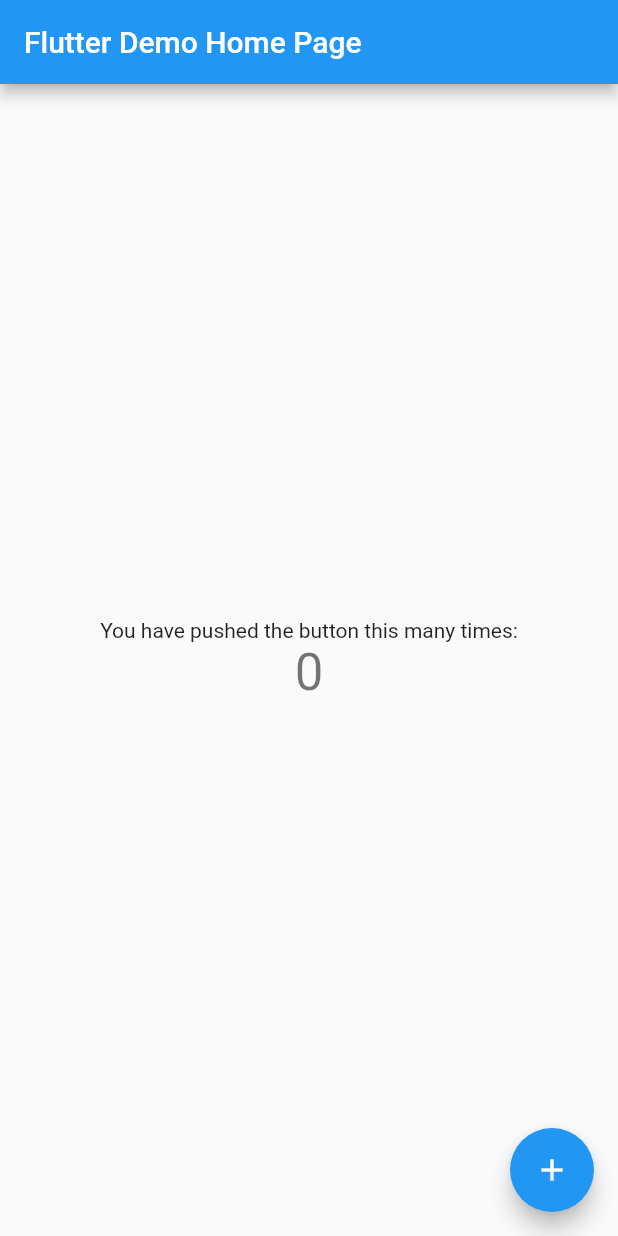
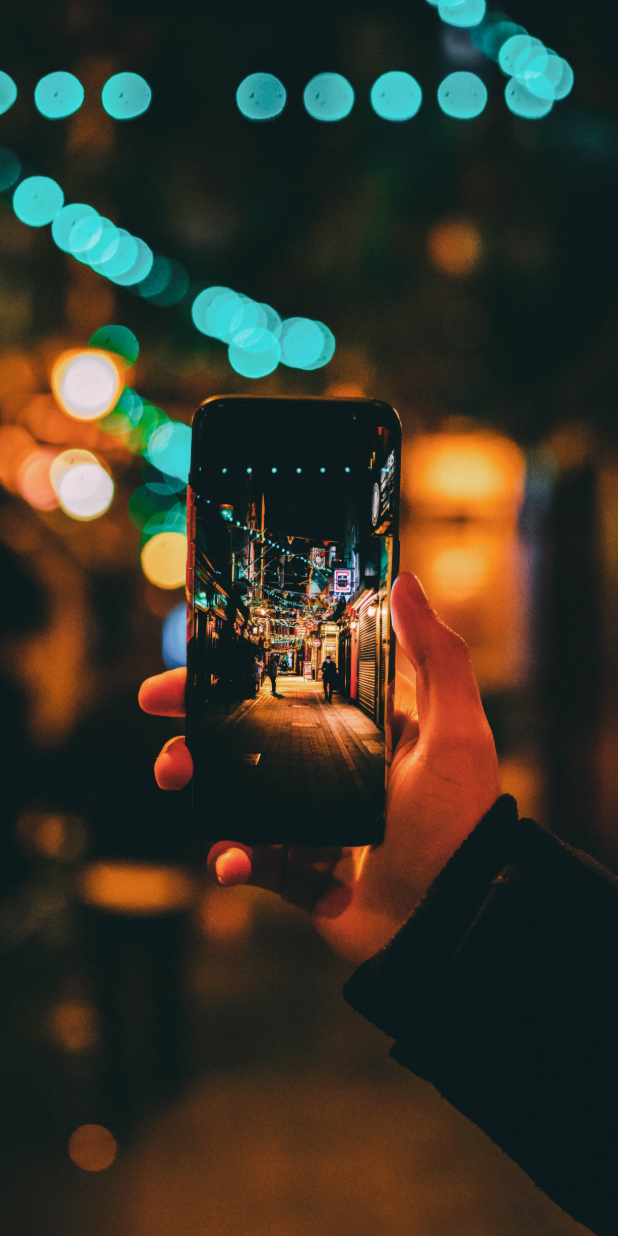
Before and after one commit to cbeardsmore/SnapBounty, a Flutter app: the screen it shows after launch, on a phone screen of 412 x 824 dp. Run offline on Flutter 3.47's test engine with Material 2 defaults, Android fonts, the phone set to English and light mode, and no system bars.

```diff
--- a/lib/main.dart
+++ b/lib/main.dart
@@ -1,111 +1,28 @@
 import 'package:flutter/material.dart';
+import 'screens/auth_page.dart';
+import 'screens/home_page.dart';
 
-void main() => runApp(MyApp());
+void main() => runApp(MainApp());
 
-class MyApp extends StatelessWidget {
-  // This widget is the root of your application.
+class MainApp extends StatelessWidget {
+
   @override
   Widget build(BuildContext context) {
     return MaterialApp(
-      title: 'Flutter Demo',
-      theme: ThemeData(
-        // This is the theme of your application.
-        //
-        // Try running your application with "flutter run". You'll see the
-        // application has a blue toolbar. Then, without quitting the app, try
-        // changing the primarySwatch below to Colors.green and then invoke
-        // "hot reload" (press "r" in the console where you ran "flutter run",
-        // or simply save your changes to "hot reload" in a Flutter IDE).
-        // Notice that the counter didn't reset back to zero; the application
-        // is not restarted.
-        primarySwatch: Colors.blue,
+      title: 'snapHero',
+      theme: new ThemeData(
+        primaryColor: Colors.yellow,
+        accentColor: Colors.yellow,
+        cardColor: Colors.grey[300],
+        iconTheme: new IconThemeData(color: Colors.black),
+        dividerColor: Colors.black,
+        fontFamily: 'Poppins'
       ),
-      home: MyHomePage(title: 'Flutter Demo Home Page'),
+      home: new AuthPage(),
+      routes: {
+        "/auth": (_) => AuthPage(),
+        "/primary": (_) => PrimaryPage(),
+      },
     );
   }
 }
-
-class MyHomePage extends StatefulWidget {
-  MyHomePage({Key key, this.title}) : super(key: key);
-
-  // This widget is the home page of your application. It is stateful, meaning
-  // that it has a State object (defined below) that contains fields that affect
-  // how it looks.
-
-  // This class is the configuration for the state. It holds the values (in this
-  // case the title) provided by the parent (in this case the App widget) and
-  // used by the build method of the State. Fields in a Widget subclass are
-  // always marked "final".
-
-  final String title;
-
-  @override
-  _MyHomePageState createState() => _MyHomePageState();
-}
-
-class _MyHomePageState extends State<MyHomePage> {
-  int _counter = 0;
-
-  void _incrementCounter() {
-    setState(() {
-      // This call to setState tells the Flutter framework that something has
-      // changed in this State, which causes it to rerun the build method below
-      // so that the display can reflect the updated values. If we changed
-      // _counter without calling setState(), then the build method would not be
-      // called again, and so nothing would appear to happen.
-      _counter++;
-    });
-  }
-
-  @override
-  Widget build(BuildContext context) {
-    // This method is rerun every time setState is called, for instance as done
-    // by the _incrementCounter method above.
-    //
-    // The Flutter framework has been optimized to make rerunning build methods
-    // fast, so that you can just rebuild anything that needs updating rather
-    // than having to individually change instances of widgets.
-    return Scaffold(
-      appBar: AppBar(
-        // Here we take the value from the MyHomePage object that was created by
-        // the App.build method, and use it to set our appbar title.
-        title: Text(widget.title),
-      ),
-      body: Center(
-        // Center is a layout widget. It takes a single child and positions it
-        // in the middle of the parent.
-        child: Column(
-          // Column is also layout widget. It takes a list of children and
-          // arranges them vertically. By default, it sizes itself to fit its
-          // children horizontally, and tries to be as tall as its parent.
-          //
-          // Invoke "debug painting" (press "p" in the console, choose the
-          // "Toggle Debug Paint" action from the Flutter Inspector in Android
-          // Studio, or the "Toggle Debug Paint" command in Visual Studio Code)
-          // to see the wireframe for each widget.
-          //
-          // Column has various properties to control how it sizes itself and
-          // how it positions its children. Here we use mainAxisAlignment to
-          // center the children vertically; the main axis here is the vertical
-          // axis because Columns are vertical (the cross axis would be
-          // horizontal).
-          mainAxisAlignment: MainAxisAlignment.center,
-          children: <Widget>[
-            Text(
-              'You have pushed the button this many times:',
-            ),
-            Text(
-              '$_counter',
-              style: Theme.of(context).textTheme.display1,
-            ),
-          ],
-        ),
-      ),
-      floatingActionButton: FloatingActionButton(
-        onPressed: _incrementCounter,
-        tooltip: 'Increment',
-        child: Icon(Icons.add),
-      ), // This trailing comma makes auto-formatting nicer for build methods.
-    );
-  }
-}
--- /dev/null
+++ b/lib/screens/auth_page.dart
@@ -0,0 +1,21 @@
+import 'package:flutter/material.dart';
+
+class AuthPage extends StatelessWidget {
+  @override
+  Widget build(BuildContext context) {
+    return Stack(children: <Widget>[
+      _buildBackground(),
+    ]);
+  }
+
+  Container _buildBackground() {
+    return Container(
+      decoration: BoxDecoration(
+        image: DecorationImage(
+          image: AssetImage("assets/entry.jpg"),
+          fit: BoxFit.cover,
+        ),
+      ),
+    );
+  }
+}
--- a/pubspec.yaml
+++ b/pubspec.yaml
@@ -15,3 +15,5 @@ dev_dependencies:
 
 flutter:
   uses-material-design: true
+  assets:
+   - assets/
```
Also changed, not shown: lib/screens/home_page.dart (added, +13 -0 lines), lib/widgets/gradient_app_bar.dart (added, +40 -0 lines), assets/entry.jpg (added), assets/google.png (added).
